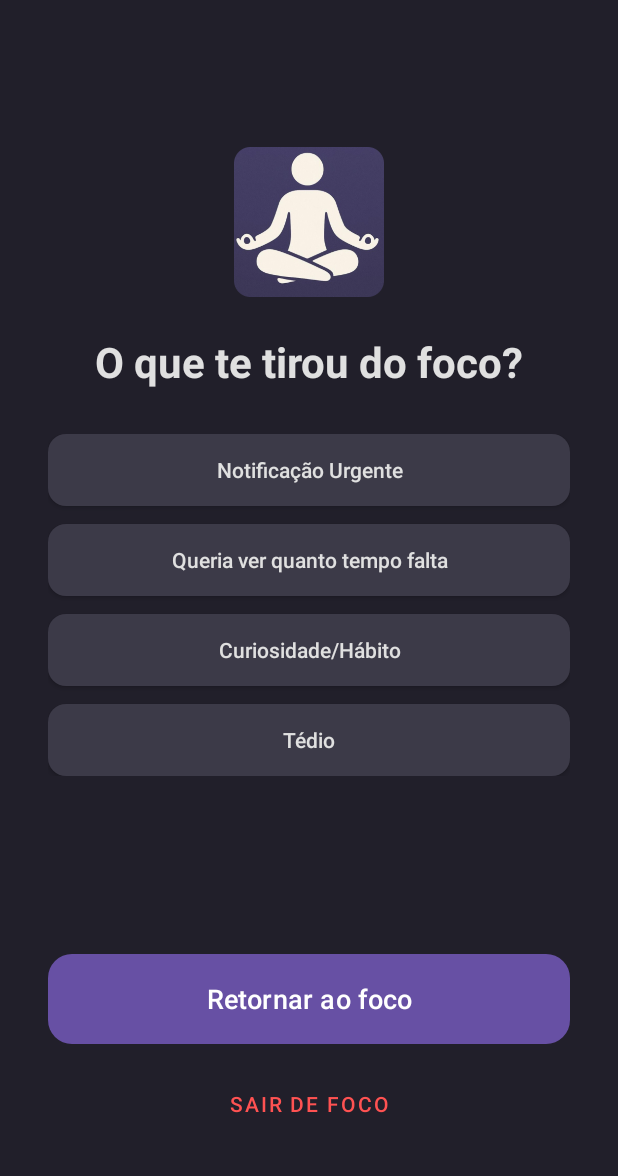
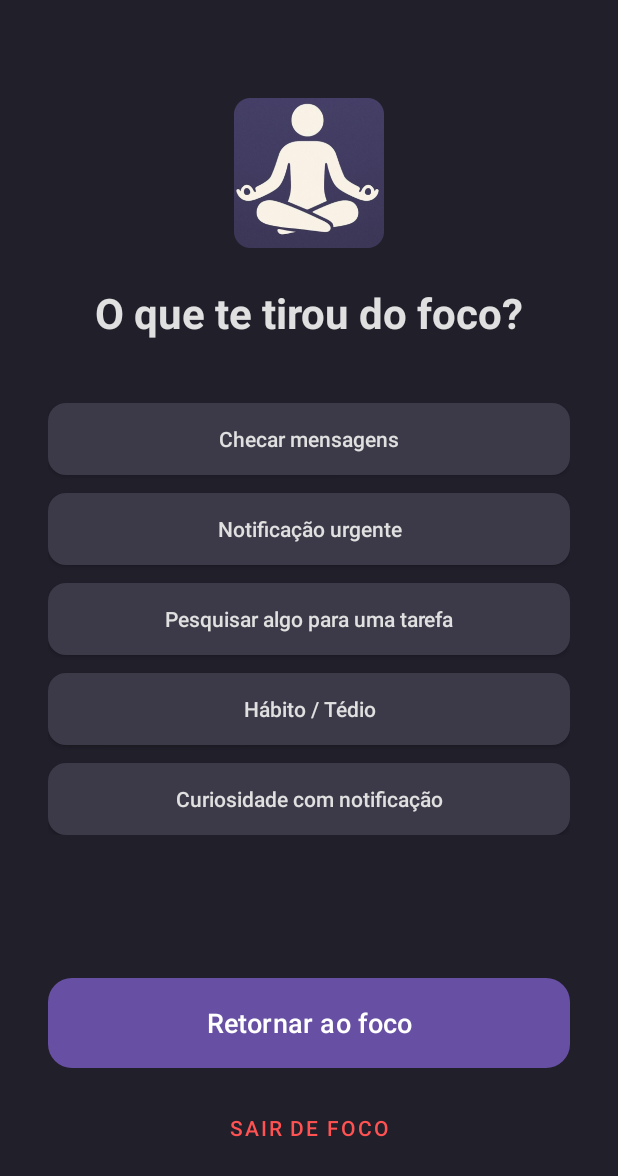
Before and after one commit to LaraViggiano/GuardiaoDoFoco, an Android app: the InterruptionActivity screen opened directly, with no data from a screen before it, on a phone screen of 412 x 824 dp. Shown: the top 1176 px of the screen. Run offline under Robolectric (Android 15) with nearby library versions, the phone set to English and light mode, and no system bars.

Commit message:
Motivos ajustados

```diff
--- a/app/src/main/java/com/example/guardiaodofoco/InterruptionActivity.kt
+++ b/app/src/main/java/com/example/guardiaodofoco/InterruptionActivity.kt
@@ -18,6 +18,7 @@ class InterruptionActivity : AppCompatActivity() {
     private lateinit var backToFocusButton: Button
     private lateinit var exitFocusButton: Button
 
+    // Lista para guardar todos os botões de motivo
     private lateinit var reasonButtons: List<Button>
     private var selectedReasonButton: Button? = null
 
@@ -35,14 +36,17 @@ class InterruptionActivity : AppCompatActivity() {
         devicePolicyManager = getSystemService(Context.DEVICE_POLICY_SERVICE) as DevicePolicyManager
         adminComponentName = ComponentName(this, FocusDeviceAdminReceiver::class.java)
 
+        // Inicializa os componentes
         backToFocusButton = findViewById(R.id.backToFocusButton)
         exitFocusButton = findViewById(R.id.exitFocusButton)
 
+        // Adiciona os botões à lista com os novos IDs
         reasonButtons = listOf(
+            findViewById(R.id.reasonMessages),
             findViewById(R.id.reasonUrgent),
-            findViewById(R.id.reasonTime),
-            findViewById(R.id.reasonCuriosity),
-            findViewById(R.id.reasonBoredom)
+            findViewById(R.id.reasonTask),
+            findViewById(R.id.reasonHabit),
+            findViewById(R.id.reasonNotificationCuriosity)
         )
 
         setupButtonClickListeners()
@@ -56,6 +60,7 @@ class InterruptionActivity : AppCompatActivity() {
             }, 200)
         }
 
+        // Configura o clique para cada botão de motivo
         reasonButtons.forEach { button ->
             button.setOnClickListener {
                 selectedReasonButton = button
@@ -69,10 +74,9 @@ class InterruptionActivity : AppCompatActivity() {
                 return@setOnClickListener
             }
 
-            // Decide se a camada cinzenta deve ser mostrada
+            // A lógica permanece a mesma: a camada cinzenta só não aparece se o botão "Urgente" for selecionado
             val shouldShowOverlay = selectedReasonButton?.id != R.id.reasonUrgent
 
-            // Cria um único Intent para interromper o foco
             val intent = Intent(this, FocusService::class.java).apply {
                 action = FocusService.ACTION_INTERRUPT_FOCUS
                 putExtra("SHOW_OVERLAY", shouldShowOverlay)
--- a/app/src/main/res/layout/activity_interruption.xml
+++ b/app/src/main/res/layout/activity_interruption.xml
@@ -13,11 +13,11 @@
         android:layout_width="100dp"
         android:layout_height="100dp"
         android:src="@drawable/logo_meditation"
+        app:layout_constraintBottom_toBottomOf="parent"
         app:layout_constraintEnd_toEndOf="parent"
         app:layout_constraintStart_toStartOf="parent"
         app:layout_constraintTop_toTopOf="parent"
-        app:layout_constraintVertical_bias="0.1"
-        app:layout_constraintBottom_toBottomOf="parent"/>
+        app:layout_constraintVertical_bias="0.05" />
 
     <TextView
         android:id="@+id/questionTextView"
@@ -36,54 +36,65 @@
         android:layout_width="0dp"
         android:layout_height="wrap_content"
         android:orientation="vertical"
+        app:layout_constraintBottom_toTopOf="@id/backToFocusButton"
+        app:layout_constraintEnd_toEndOf="parent"
+        app:layout_constraintStart_toStartOf="parent"
         app:layout_constraintTop_toBottomOf="@id/questionTextView"
-        app:layout_constraintStart_toStartOf="parent"
-        app:layout_constraintEnd_toEndOf="parent"
-        app:layout_constraintBottom_toTopOf="@id/backToFocusButton"
-        app:layout_constraintVertical_bias="0.2">
+        app:layout_constraintVertical_bias="0.3">
+
+        <androidx.appcompat.widget.AppCompatButton
+            android:id="@+id/reasonMessages"
+            android:layout_width="match_parent"
+            android:layout_height="wrap_content"
+            android:background="@drawable/button_reason_selector"
+            android:text="Checar mensagens"
+            android:textAllCaps="false"
+            android:textColor="@color/text_light"
+            app:backgroundTint="@null" />
 
         <androidx.appcompat.widget.AppCompatButton
             android:id="@+id/reasonUrgent"
             android:layout_width="match_parent"
             android:layout_height="wrap_content"
+            android:layout_marginTop="12dp"
             android:background="@drawable/button_reason_selector"
-            app:backgroundTint="@null"
-            android:text="Notificação Urgente"
+            android:text="Notificação urgente"
             android:textAllCaps="false"
-            android:textColor="@color/text_light" />
+            android:textColor="@color/text_light"
+            app:backgroundTint="@null" />
 
         <androidx.appcompat.widget.AppCompatButton
-            android:id="@+id/reasonTime"
+            android:id="@+id/reasonTask"
             android:layout_width="match_parent"
             android:layout_height="wrap_content"
             android:layout_marginTop="12dp"
             android:background="@drawable/button_reason_selector"
-            app:backgroundTint="@null"
-            android:text="Queria ver quanto tempo falta"
+            android:text="Pesquisar algo para uma tarefa"
             android:textAllCaps="false"
-            android:textColor="@color/text_light" />
+            android:textColor="@color/text_light"
+            app:backgroundTint="@null" />
 
         <androidx.appcompat.widget.AppCompatButton
-            android:id="@+id/reasonCuriosity"
+            android:id="@+id/reasonHabit"
             android:layout_width="match_parent"
             android:layout_height="wrap_content"
             android:layout_marginTop="12dp"
             android:background="@drawable/button_reason_selector"
-            app:backgroundTint="@null"
-            android:text="Curiosidade/Hábito"
+            android:text="Hábito / Tédio"
             android:textAllCaps="false"
-            android:textColor="@color/text_light" />
+            android:textColor="@color/text_light"
+            app:backgroundTint="@null" />
 
         <androidx.appcompat.widget.AppCompatButton
-            android:id="@+id/reasonBoredom"
+            android:id="@+id/reasonNotificationCuriosity"
             android:layout_width="match_parent"
             android:layout_height="wrap_content"
             android:layout_marginTop="12dp"
             android:background="@drawable/button_reason_selector"
-            app:backgroundTint="@null"
-            android:text="Tédio"
+            android:text="Curiosidade com notificação"
             android:textAllCaps="false"
-            android:textColor="@color/text_light" />
+            android:textColor="@color/text_light"
+            app:backgroundTint="@null" />
     </LinearLayout>
 
     <Button
@@ -105,7 +116,7 @@
         style="@style/Widget.MaterialComponents.Button.TextButton"
         android:layout_width="wrap_content"
         android:layout_height="wrap_content"
-        android:layout_marginBottom="32dp"
+        android:layout_marginBottom="16dp"
         android:text="Sair de foco"
         android:textColor="@color/text_red"
         app:layout_constraintBottom_toBottomOf="parent"
--- a/app/src/main/res/layout/activity_main.xml
+++ b/app/src/main/res/layout/activity_main.xml
@@ -13,11 +13,11 @@
         android:layout_width="100dp"
         android:layout_height="100dp"
         android:src="@drawable/logo_meditation"
+        app:layout_constraintBottom_toBottomOf="parent"
         app:layout_constraintEnd_toEndOf="parent"
         app:layout_constraintStart_toStartOf="parent"
         app:layout_constraintTop_toTopOf="parent"
-        app:layout_constraintVertical_bias="0.1"
-        app:layout_constraintBottom_toBottomOf="parent"/>
+        app:layout_constraintVertical_bias="0.05" />
 
     <TextView
         android:id="@+id/titleTextView"
@@ -53,7 +53,7 @@
         app:layout_constraintEnd_toEndOf="parent"
         app:layout_constraintStart_toStartOf="parent"
         app:layout_constraintTop_toBottomOf="@id/subtitleTextView"
-        app:layout_constraintVertical_bias="0.3">
+        app:layout_constraintVertical_bias="0.5">
 
         <!-- Container para Horas -->
         <LinearLayout
```
